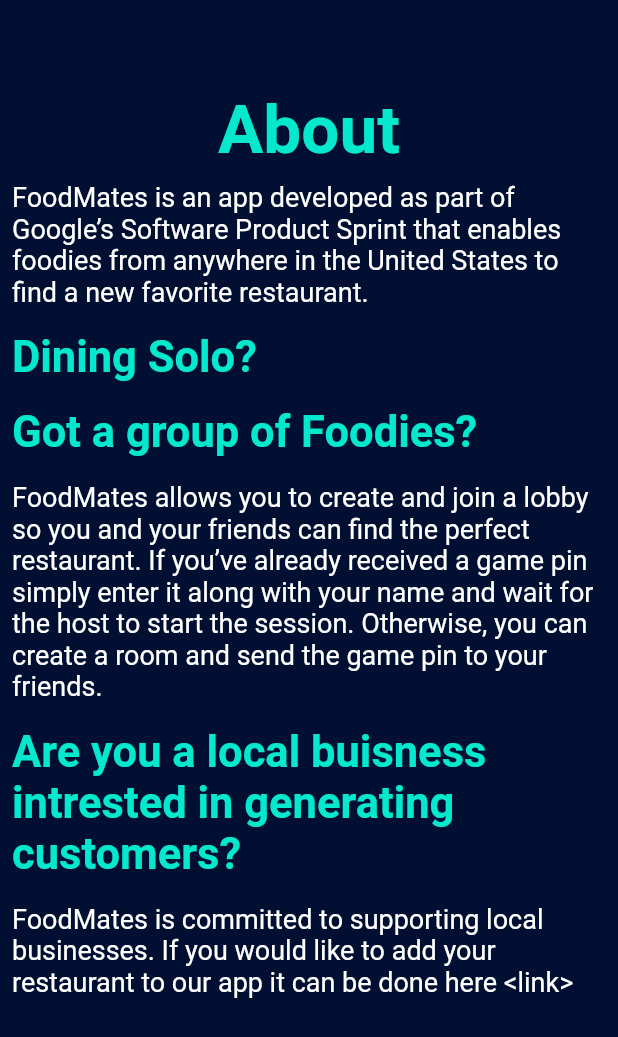
After one commit to gasigala/SPS-Team-17, a Flutter app: the InfoScreen screen opened directly, on a phone screen of 412 x 824 dp. The commit adds this screen. Shown: the top 1037 px of the screen. Run offline on Flutter 3.47's test engine with Material 2 defaults, Android fonts, the phone set to English and light mode, and no system bars.

Commit message:
added info page

```diff
--- a/lib/create-solo-session.dart
+++ b/lib/create-solo-session.dart
@@ -1,5 +1,4 @@
 import 'package:flutter/material.dart';
-import 'package:geolocator/geolocator.dart';
 
 import './screen-slider.dart';
 import './price-buttonbar.dart';
--- /dev/null
+++ b/lib/info-screen.dart
@@ -0,0 +1,67 @@
+import 'package:flutter/material.dart';
+
+class InfoScreen extends StatelessWidget {
+  @override
+  Widget build(BuildContext context) {
+    return Scaffold(
+      backgroundColor: Color(0xff010F32),
+      body: Stack(
+        children: [
+          Column(
+            crossAxisAlignment: CrossAxisAlignment.start,
+            children: [
+              SizedBox(
+                width: double.infinity,
+                child: Container(
+                  child: Padding(
+                    padding: const EdgeInsets.fromLTRB(0, 60, 0, 0),
+                    child: RichText(
+                        textAlign: TextAlign.center,
+                        text: TextSpan(
+                            style: TextStyle(fontSize: 45),
+                            children: <TextSpan>[
+                              TextSpan(
+                                  text: 'About',
+                                  style: TextStyle(
+                                      color: Color(0xff04E9CD),
+                                      fontWeight: FontWeight.bold)),
+                            ])),
+                  ),
+                ),
+              ),
+              Padding(
+                padding: const EdgeInsets.all(8.0),
+                child: Text('FoodMates is an app developed as part of Google’s Software Product Sprint that enables foodies from anywhere in the United States to find a new favorite restaurant.',
+                style: TextStyle(color: Colors.white, fontSize: 18),),
+              ),
+              Padding(padding: const EdgeInsets.all(8.0),
+              child: Text('Dining Solo?',
+                style: TextStyle(color: Color(0xff04E9CD), fontSize: 29, fontWeight: FontWeight.bold),
+                textAlign: TextAlign.left,),
+              ),
+               Padding(padding: const EdgeInsets.all(8.0),
+              child: Text(('Got a group of Foodies?'),
+                style: TextStyle(color: Color(0xff04E9CD), fontSize: 29, fontWeight: FontWeight.bold),
+                textAlign: TextAlign.left,),
+              ),
+               Padding(padding: const EdgeInsets.all(8.0),
+              child: Text(('FoodMates allows you to create and join a lobby so you and your friends can find the perfect restaurant. If you’ve already received a game pin simply enter it along with your name and wait for the host to start the session. Otherwise, you can create a room and send the game pin to your friends. '),
+                style: TextStyle(color: Colors.white, fontSize: 18),
+                textAlign: TextAlign.left,),
+              ), Padding(padding: const EdgeInsets.all(8.0),
+              child: Text(('Are you a local buisness intrested in generating customers?'),
+                style: TextStyle(color: Color(0xff04E9CD), fontSize: 29, fontWeight: FontWeight.bold),
+                textAlign: TextAlign.left,),
+              ),
+               Padding(padding: const EdgeInsets.all(8.0),
+              child: Text(('FoodMates is committed to supporting local businesses. If you would like to add your restaurant to our app it can be done here <link>'),
+                style: TextStyle(color: Colors.white, fontSize: 18),
+                textAlign: TextAlign.left,),
+              ),
+            ],
+          ),
+        ],
+      ),
+    );
+  }
+}
--- a/lib/main.dart
+++ b/lib/main.dart
@@ -1,5 +1,6 @@
 import 'package:flutter/material.dart';
 import './home-scren.dart';
+import './info-screen.dart';
 
 void main() {
   runApp(MyApp());
--- a/pubspec.yaml
+++ b/pubspec.yaml
@@ -24,7 +24,7 @@
   flutter:
     sdk: flutter
 
-  geolocator: ^7.0.1
+  #this is for hyperlinks
 
 
   # The following adds the Cupertino Icons font to your application.
```
Also changed, not shown: pubspec.lock.
